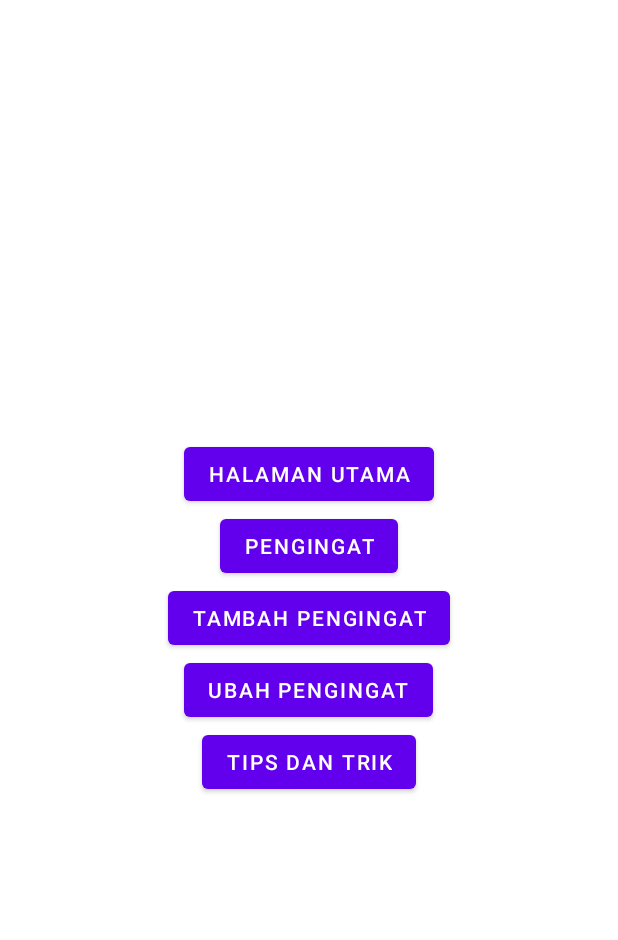
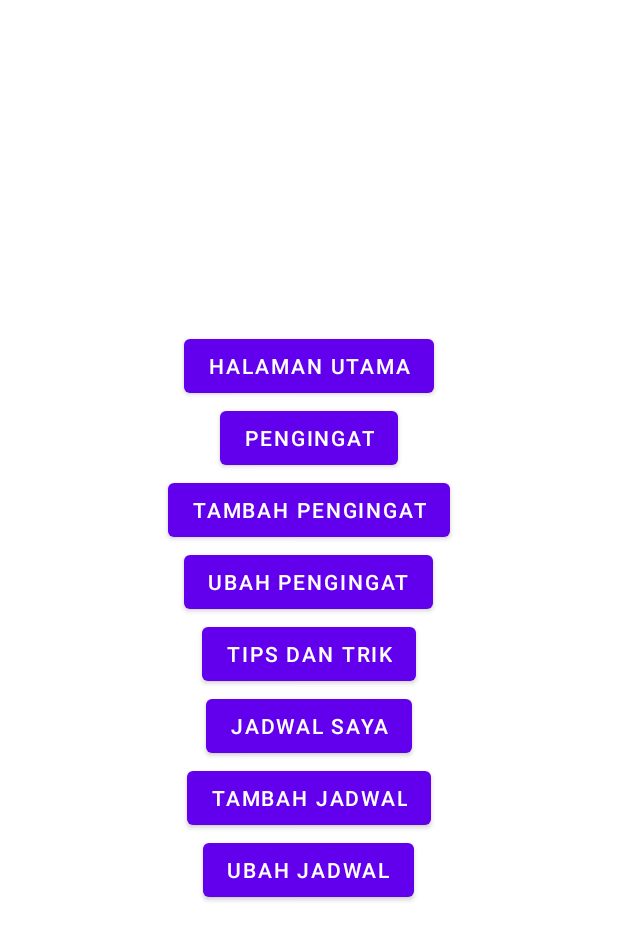
Before and after one commit to HafizhDaffa/Dotify-v.2, an Android app: the screen it shows after launch (MainActivity), on a phone screen of 412 x 824 dp. Shown: the top 940 px of the screen. Run offline under Robolectric (Android 15) with nearby library versions, the phone set to English and light mode, and no system bars.

Commit message:
gabungan dari redit punya

```diff
--- a/app/build.gradle
+++ b/app/build.gradle
@@ -1,6 +1,7 @@
 plugins {
     id 'com.android.application'
     id 'kotlin-android'
+    id 'kotlin-android-extensions'
 }
 
 android {
--- a/app/src/main/java/com/example/dotify_2/CeritanyaDatabase.kt
+++ b/app/src/main/java/com/example/dotify_2/CeritanyaDatabase.kt
@@ -26,4 +26,6 @@ object CeritanyaDatabase {
         Jadwal(Date(2021, 11, 30, 18, 10), "Tugas RPL 2", "Tugasnya susah banget"),
         Jadwal(Date(2022, 1, 25, 20, 20), "Tugas JST 2", "Tugasnya ribet banget")
     )
+
+
 }
--- a/app/src/main/java/com/example/dotify_2/HalamanUtama.kt
+++ b/app/src/main/java/com/example/dotify_2/HalamanUtama.kt
@@ -3,6 +3,7 @@ package com.example.dotify_2
 import android.content.Intent
 import androidx.appcompat.app.AppCompatActivity
 import android.os.Bundle
+import android.widget.Button
 import com.google.android.material.button.MaterialButton
 
 class HalamanUtama: AppCompatActivity() {
@@ -12,6 +13,11 @@ class HalamanUtama: AppCompatActivity() {
 
         setFullScreen(window)
         lightStatusBar(window)
+
+        findViewById<Button>(R.id.jadwal_saya).setOnClickListener {
+            var intent: Intent = Intent(this, JadwalSaya::class.java)
+            startActivity(intent)
+        }
 
         findViewById<MaterialButton>(R.id.pengingat_saya).setOnClickListener {
             val intent = Intent(this, PengingatSaya::class.java)
--- a/app/src/main/java/com/example/dotify_2/MainActivity.kt
+++ b/app/src/main/java/com/example/dotify_2/MainActivity.kt
@@ -4,14 +4,29 @@ import android.content.Intent
 import androidx.appcompat.app.AppCompatActivity
 import android.os.Bundle
 import android.widget.Button
+import java.util.*
 
 class MainActivity : AppCompatActivity() {
     override fun onCreate(savedInstanceState: Bundle?) {
         super.onCreate(savedInstanceState)
         setContentView(R.layout.activity_main)
 
+
+
         setFullScreen(window)
         lightStatusBar(window)
+        findViewById<Button>(R.id.jadwal_saya).setOnClickListener {
+            var intent: Intent = Intent(this, JadwalSaya::class.java)
+            startActivity(intent)
+        }
+        findViewById<Button>(R.id.tambah_jadwal).setOnClickListener {
+            var intent: Intent = Intent(this, TambahJadwal::class.java)
+            startActivity(intent)
+        }
+        findViewById<Button>(R.id.ubah_jadwal).setOnClickListener {
+            var intent: Intent = Intent(this, UbahJadwal::class.java)
+            startActivity(intent)
+        }
         findViewById<Button>(R.id.halaman_utama).setOnClickListener {
             var intent: Intent = Intent(this, HalamanUtama::class.java)
             startActivity(intent)
@@ -32,5 +47,8 @@ class MainActivity : AppCompatActivity() {
             var intent: Intent = Intent(this, Tips::class.java)
             startActivity(intent)
         }
+
+
+
     }
 }
--- a/app/src/main/java/com/example/dotify_2/Pengingat.kt
+++ b/app/src/main/java/com/example/dotify_2/Pengingat.kt
@@ -4,9 +4,10 @@ import java.util.*
 
 data class Pengingat(
     var date: Date,
-    var judul: String,
+    var judul: String = "",
 
-) {
+    )
+{
     var isFirst: Boolean
     var tanggal = ""
     var jam = ""
--- a/app/src/main/java/com/example/dotify_2/PengingatSaya.kt
+++ b/app/src/main/java/com/example/dotify_2/PengingatSaya.kt
@@ -34,8 +34,8 @@ class PengingatSaya : AppCompatActivity() {
         list.sortWith(compareBy({it.tanggal.reversed()}, {it.jam}))
         for (i in list.indices) {
             if (i < list.size-1) {
-                if (list[i].tanggal == list[i+1].tanggal)
-                    list[i+1].isFirst = false
+                if (list[i].tanggal == list[i+1].tanggal){}
+//                    list[i+1].isFirst = false
             }
         }
 
--- a/app/src/main/res/layout/activity_halaman_utama.xml
+++ b/app/src/main/res/layout/activity_halaman_utama.xml
@@ -17,10 +17,10 @@
     <com.google.android.material.button.MaterialButton
         android:layout_width="349dp"
         android:layout_height="69dp"
-        android:id="@+id/jadwal_saya"
         app:cornerRadius="100dp"
         android:backgroundTint="@color/biru_tengah_kedua"
         android:text="Jadwal Saya"
+        android:id="@+id/jadwal_saya"
         android:textAllCaps="false"
         android:fontFamily="@font/worksans_semibold"
         android:textSize="30sp"
--- a/app/src/main/res/layout/activity_main.xml
+++ b/app/src/main/res/layout/activity_main.xml
@@ -35,4 +35,22 @@
         android:layout_height="wrap_content"
         android:text="Tips dan Trik"
         android:id="@+id/TipsDanTrik"/>
+
+    <Button
+        android:layout_width="wrap_content"
+        android:layout_height="wrap_content"
+        android:text="Jadwal Saya"
+        android:id="@+id/jadwal_saya"/>
+
+    <Button
+        android:layout_width="wrap_content"
+        android:layout_height="wrap_content"
+        android:text="Tambah Jadwal"
+        android:id="@+id/tambah_jadwal"/>
+    <Button
+        android:layout_width="wrap_content"
+        android:layout_height="wrap_content"
+        android:text="Ubah Jadwal"
+        android:id="@+id/ubah_jadwal"/>
+
 </LinearLayout>
--- a/build.gradle
+++ b/build.gradle
@@ -1,4 +1,5 @@
 // Top-level build file where you can add configuration options common to all sub-projects/modules.
+
 buildscript {
     repositories {
         google()
@@ -7,7 +8,7 @@ buildscript {
     dependencies {
         classpath "com.android.tools.build:gradle:7.0.2"
         classpath "org.jetbrains.kotlin:kotlin-gradle-plugin:1.5.20"
-
+        classpath "org.jetbrains.kotlin:kotlin-android-extensions:1.5.20"
         // NOTE: Do not place your application dependencies here; they belong
         // in the individual module build.gradle files
     }
```
Also changed, not shown: app/src/main/AndroidManifest.xml (+9 -0 lines), app/src/main/java/com/example/dotify_2/AdapterPengingat.kt (+6 -6 lines), app/src/main/java/com/example/dotify_2/DatabaseHandler.kt (added, +109 -0 lines), app/src/main/java/com/example/dotify_2/TambahPengingat.kt (+22 -7 lines).
